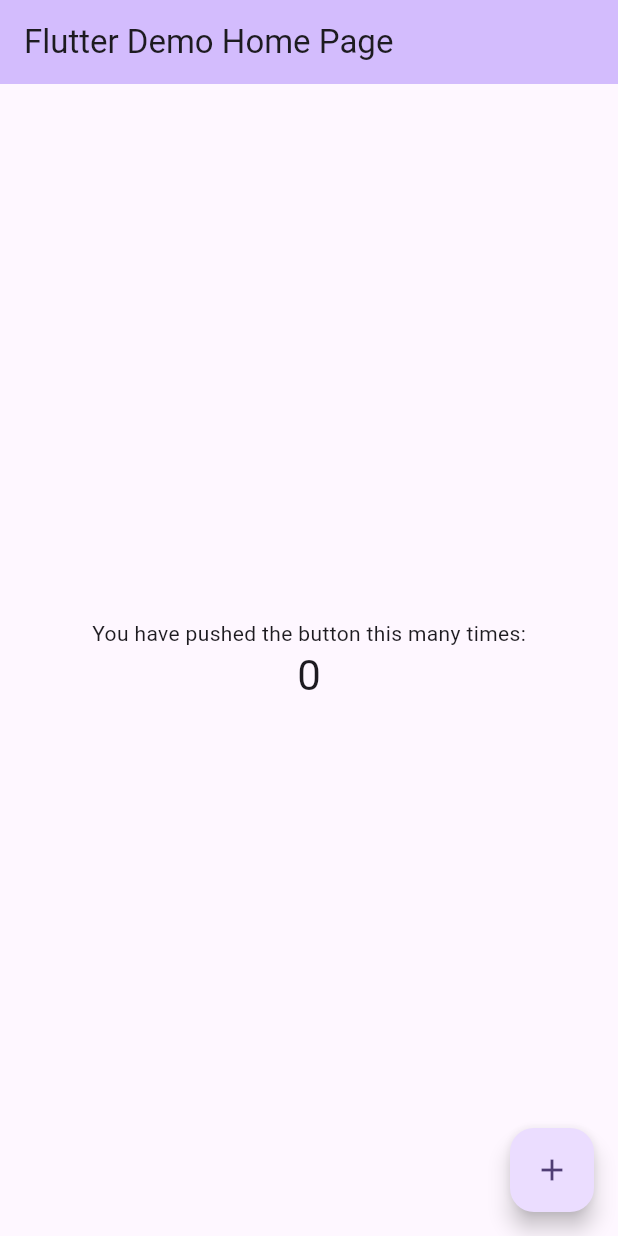
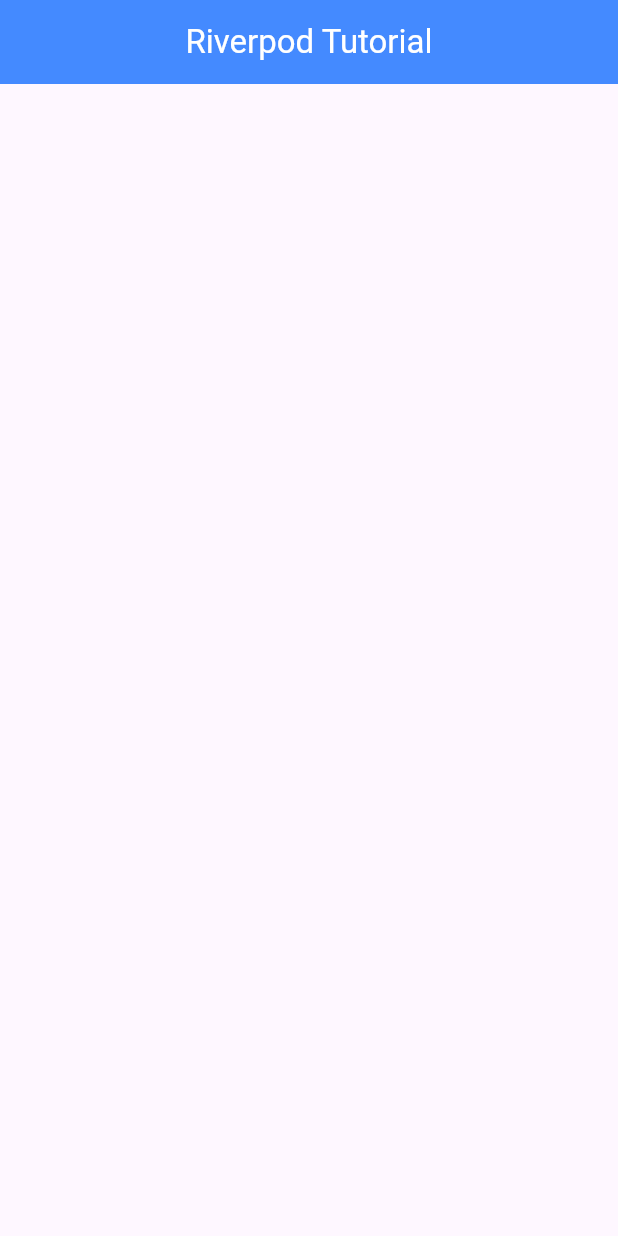
Before and after one commit to Taoheedoh/riverpod_tutorial, a Flutter app: the screen it shows after launch, on a phone screen of 412 x 824 dp. Run offline on Flutter 3.47's test engine with Material 3 defaults, Android fonts, the phone set to English and light mode, and no system bars; our stand-ins replace dio, flutter_riverpod.

Commit message:
HomeScreen

```diff
--- a/analysis_options.yaml
+++ b/analysis_options.yaml
@@ -26,3 +26,6 @@ linter:
 
 # Additional information about this file can be found at
 # https://dart.dev/guides/language/analysis-options
+analyzer:
+  plugins:
+    - custom_lint
--- a/lib/main.dart
+++ b/lib/main.dart
@@ -1,7 +1,9 @@
 import 'package:flutter/material.dart';
+import 'package:flutter_riverpod/flutter_riverpod.dart';
+import 'package:riverpod_tutorial/screens/home_screen.dart';
 
 void main() {
-  runApp(const MyApp());
+  runApp(const ProviderScope(child: MyApp()));
 }
 
 class MyApp extends StatelessWidget {
@@ -13,110 +15,10 @@ class MyApp extends StatelessWidget {
     return MaterialApp(
       title: 'Flutter Demo',
       theme: ThemeData(
-        // This is the theme of your application.
-        //
-        // TRY THIS: Try running your application with "flutter run". You'll see
-        // the application has a purple toolbar. Then, without quitting the app,
-        // try changing the seedColor in the colorScheme below to Colors.green
-        // and then invoke "hot reload" (save your changes or press the "hot
-        // reload" button in a Flutter-supported IDE, or press "r" if you used
-        // the command line to start the app).
-        //
-        // Notice that the counter didn't reset back to zero; the application
-        // state is not lost during the reload. To reset the state, use hot
-        // restart instead.
-        //
-        // This works for code too, not just values: Most code changes can be
-        // tested with just a hot reload.
         colorScheme: ColorScheme.fromSeed(seedColor: Colors.deepPurple),
       ),
-      home: const MyHomePage(title: 'Flutter Demo Home Page'),
+      debugShowCheckedModeBanner: false,
+      home: const HomeScreen(),
     );
   }
 }
-
-class MyHomePage extends StatefulWidget {
-  const MyHomePage({super.key, required this.title});
-
-  // This widget is the home page of your application. It is stateful, meaning
-  // that it has a State object (defined below) that contains fields that affect
-  // how it looks.
-
-  // This class is the configuration for the state. It holds the values (in this
-  // case the title) provided by the parent (in this case the App widget) and
-  // used by the build method of the State. Fields in a Widget subclass are
-  // always marked "final".
-
-  final String title;
-
-  @override
-  State<MyHomePage> createState() => _MyHomePageState();
-}
-
-class _MyHomePageState extends State<MyHomePage> {
-  int _counter = 0;
-
-  void _incrementCounter() {
-    setState(() {
-      // This call to setState tells the Flutter framework that something has
-      // changed in this State, which causes it to rerun the build method below
-      // so that the display can reflect the updated values. If we changed
-      // _counter without calling setState(), then the build method would not be
-      // called again, and so nothing would appear to happen.
-      _counter++;
-    });
-  }
-
-  @override
-  Widget build(BuildContext context) {
-    // This method is rerun every time setState is called, for instance as done
-    // by the _incrementCounter method above.
-    //
-    // The Flutter framework has been optimized to make rerunning build methods
-    // fast, so that you can just rebuild anything that needs updating rather
-    // than having to individually change instances of widgets.
-    return Scaffold(
-      appBar: AppBar(
-        // TRY THIS: Try changing the color here to a specific color (to
-        // Colors.amber, perhaps?) and trigger a hot reload to see the AppBar
-        // change color while the other colors stay the same.
-        backgroundColor: Theme.of(context).colorScheme.inversePrimary,
-        // Here we take the value from the MyHomePage object that was created by
-        // the App.build method, and use it to set our appbar title.
-        title: Text(widget.title),
-      ),
-      body: Center(
-        // Center is a layout widget. It takes a single child and positions it
-        // in the middle of the parent.
-        child: Column(
-          // Column is also a layout widget. It takes a list of children and
-          // arranges them vertically. By default, it sizes itself to fit its
-          // children horizontally, and tries to be as tall as its parent.
-          //
-          // Column has various properties to control how it sizes itself and
-          // how it positions its children. Here we use mainAxisAlignment to
-          // center the children vertically; the main axis here is the vertical
-          // axis because Columns are vertical (the cross axis would be
-          // horizontal).
-          //
-          // TRY THIS: Invoke "debug painting" (choose the "Toggle Debug Paint"
-          // action in the IDE, or press "p" in the console), to see the
-          // wireframe for each widget.
-          mainAxisAlignment: MainAxisAlignment.center,
-          children: <Widget>[
-            const Text('You have pushed the button this many times:'),
-            Text(
-              '$_counter',
-              style: Theme.of(context).textTheme.headlineMedium,
-            ),
-          ],
-        ),
-      ),
-      floatingActionButton: FloatingActionButton(
-        onPressed: _incrementCounter,
-        tooltip: 'Increment',
-        child: const Icon(Icons.add),
-      ), // This trailing comma makes auto-formatting nicer for build methods.
-    );
-  }
-}
--- /dev/null
+++ b/lib/screens/home_screen.dart
@@ -0,0 +1,22 @@
+import 'package:flutter/material.dart';
+
+class HomeScreen extends StatelessWidget {
+  const HomeScreen({super.key});
+
+  @override
+  Widget build(BuildContext context) {
+    return Scaffold(
+      appBar: AppBar(
+        title: Text('Riverpod Tutorial', style: TextStyle(color: Colors.white)),
+        centerTitle: true,
+        backgroundColor: Colors.blueAccent,
+      ),
+
+      body: Builder(
+        builder: (context) {
+          return Text("");
+        },
+      ),
+    );
+  }
+}
```
Also changed, not shown: lib/src/models/color_result.dart (added, +40 -0 lines), lib/src/providers/color_list_provider.dart (added, +24 -0 lines), lib/src/services/api_services.dart (added, +22 -0 lines), pubspec.yaml (+7 -0 lines), pubspec.lock.
